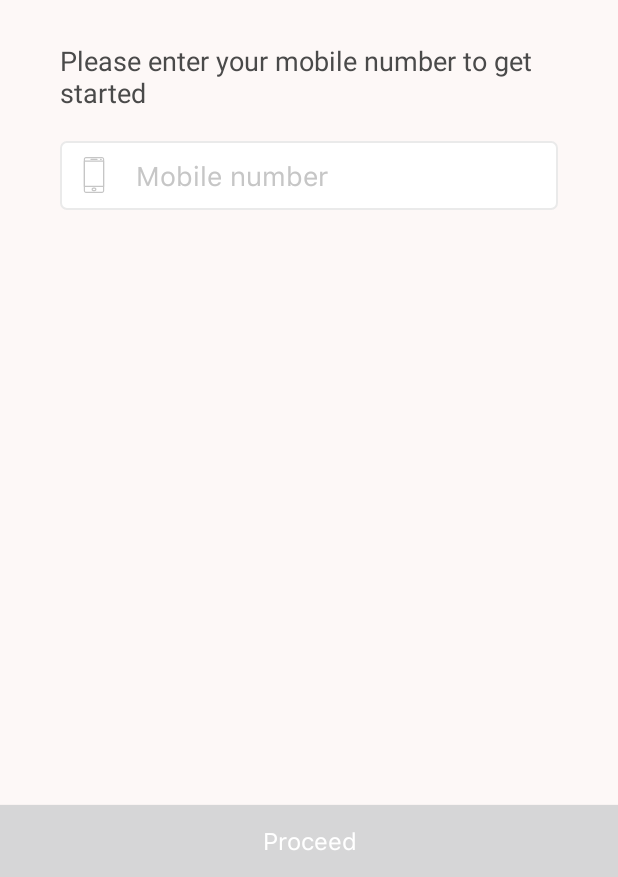
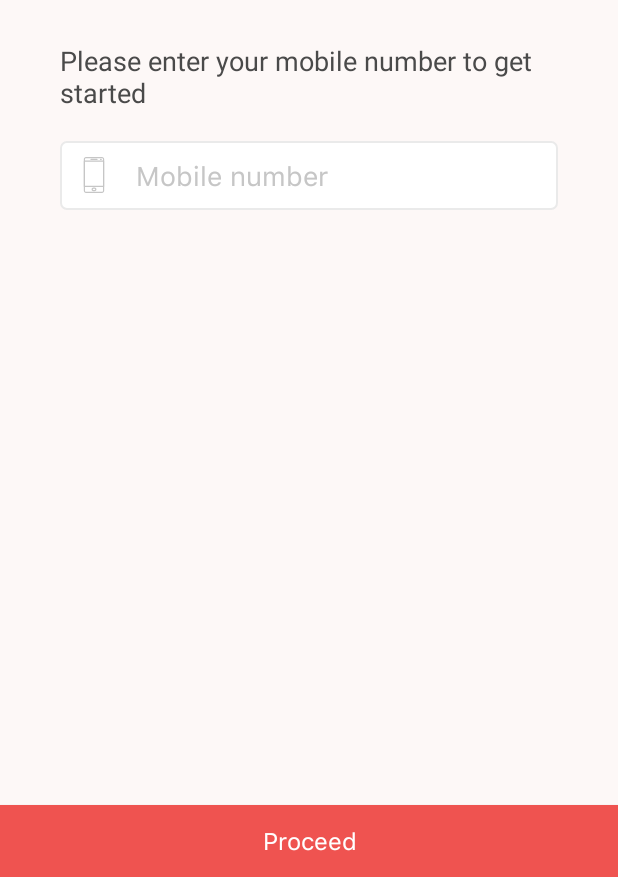
Before and after one commit to pradeep2424/BAutomotive, an Android app: the screen it shows after launch (LoginActivity), on a phone screen of 412 x 824 dp, the part 359-1236 px from its top. Run offline under Robolectric (Android 15) with nearby library versions, the phone set to English and light mode, and no system bars; Roboto replaces fonts that are not available here.

Commit message:
new code

```diff
--- a/app/src/main/res/values/colors.xml
+++ b/app/src/main/res/values/colors.xml
@@ -2,7 +2,7 @@
 <resources>
     <color name="colorPrimary">#3F51B5</color>
     <color name="colorPrimaryDark">#303F9F</color>
-    <color name="colorAccent">#FF4081</color>
+    <color name="colorAccent">#f44336</color>
     <color name="orange">#ff9800</color>
     <color name="black">#000000</color>
     <color name="bg_clolor">#fafafa</color>
@@ -22,6 +22,6 @@
     <color name="bg_screen3">#3395ff</color>
     <color name="bg_screen4">#c873f4</color>
 
-    <!--<color name="orange">#ef5037</color>-->
+    <color name="orange_button">#ef5350</color>
     <color name="bg_1">#FBE9E7</color>
 </resources>
--- a/app/src/main/res/values/strings.xml
+++ b/app/src/main/res/values/strings.xml
@@ -7,7 +7,11 @@
 
     <string name="login_verify_awesome">Awesome,</string>
     <string name="login_text">Please enter your mobile number to get started</string>
-    <string name="login_verify_otp_text">We will auto detect the OTP sent to your </string>
+    <string name="login_verify_otp_text">We will auto detect the OTP sent to your number</string>
     <string name="login_hint_mobile_no">Mobile number</string>
     <string name="proceed">Proceed</string>
+    <string name="get_started_now">Get Started Now</string>
+    <string name="otp_wait_for">Wait for</string>
+
+    <string name="enter_valid_mobile_number">Enter a valid mobile number</string>
 </resources>
```
